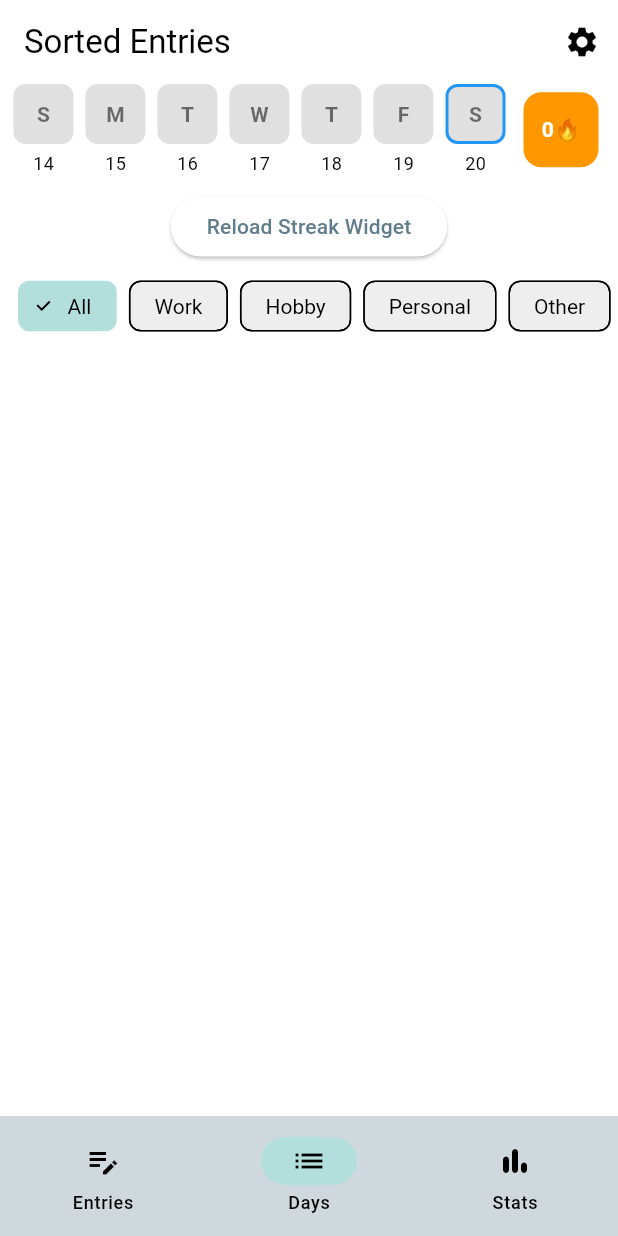
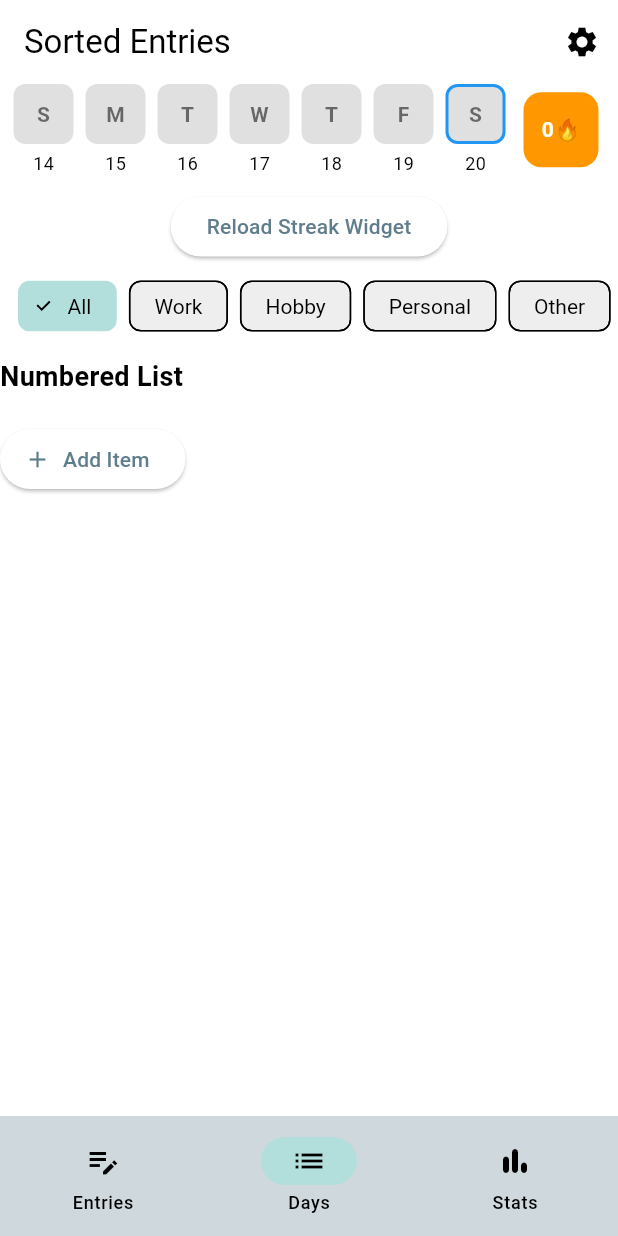
Before and after one commit to Chibinoo/ChatGPT-try, a Flutter app: the screen it shows after launch, item 2 of the bottom bar chosen, on a phone screen of 412 x 824 dp. Run offline on Flutter 3.47's test engine with Material 3 defaults, Android fonts, the phone set to English and light mode, and no system bars; our stand-ins replace cloud_firestore, firebase_core, fl_chart, flutter_slidable, hive, hive_flutter and 1 more; accounts and stored records are empty.

Commit message:
adding notfallplan as widget

```diff
--- a/lib/data/entry_provider.dart
+++ b/lib/data/entry_provider.dart
@@ -3,8 +3,9 @@ import 'entry.dart';
 import 'package:hive/hive.dart';
 import 'package:cloud_firestore/cloud_firestore.dart';
 
-class EntryProvider with ChangeNotifier {
+class EntryProvider extends ChangeNotifier {
   bool useCloud=false;//toggel betwin local and cloud save
+  bool listEnabled=true;//toggels notfallplan on and off
 
   void setUseCloud(bool value){
     useCloud=value;
@@ -282,4 +283,51 @@ bool hasEntryOn(DateTime day){
     return d==day;
   });
 }
+
+//notfallplan
+List<String>numberedItems=[];
+
+EntryProvider(){
+  _loadNumberedList();
 }
+
+Future<void> _loadNumberedList()async{
+  final settingsBox=Hive.box('settings');
+  final listBox=Hive.box('numberedList');
+
+  listEnabled=settingsBox.get('listEnabeled', defaultValue: true);
+  numberedItems=(listBox.get('items',defaultValue: <String>[])as List).cast<String>();
+  notifyListeners();
+}
+void toggleListEnabel(bool value){
+  listEnabled=value;
+  Hive.box('settings').put('listEnabled', value);
+  notifyListeners();
+}
+void updateItem(int index, String value) {
+  if (index >= 0 && index < numberedItems.length) {
+    numberedItems[index] = value;
+    Hive.box('numberedList').put('items', numberedItems); // <-- Save after every change
+    notifyListeners();
+  }
+}
+void addItem(){
+  numberedItems.add('');
+  Hive.box('numberedList').put('items', numberedItems);
+  notifyListeners();
+}
+void removeItem(int index){
+  numberedItems.removeAt(index);
+  Hive.box('numberedList').put('items', numberedItems);
+  notifyListeners();
+}
+void reorderItems(int oldIndex, int newIndex) {
+  if (oldIndex < newIndex) {
+    newIndex -= 1;
+  }
+  final item = numberedItems.removeAt(oldIndex);
+  numberedItems.insert(newIndex, item);
+  Hive.box('numberedList').put('items', numberedItems); // Persist changes
+  notifyListeners();
+}
+}
--- a/lib/main.dart
+++ b/lib/main.dart
@@ -8,6 +8,7 @@ import 'package:provider/provider.dart';
 import 'data/entry_provider.dart';
 
 void main() async{
+
   WidgetsFlutterBinding.ensureInitialized();
   //init cloud save
   await Firebase.initializeApp();
@@ -15,6 +16,9 @@ void main() async{
   await Hive.initFlutter();
   Hive.registerAdapter(EntryAdapter());
   await Hive.openBox<Entry>('entries');
+
+  await Hive.openBox('settings');
+  await Hive.openBox('numberedList');
 
   final entryProvider=EntryProvider();
   await entryProvider.init();
--- a/lib/pages/sorted_page2.dart
+++ b/lib/pages/sorted_page2.dart
@@ -3,6 +3,7 @@ import 'package:flutter_application_1/data/entry.dart';
 import 'package:flutter_application_1/pages/add_entry_page.dart';
 import 'package:flutter_application_1/pages/settings_page.dart';
 import 'package:flutter_application_1/themes/theme_provider.dart';
+import 'package:flutter_application_1/widgets/numbered_list_widget.dart';
 import 'package:flutter_application_1/widgets/streak_tiles_widget.dart';
 import 'package:flutter_slidable/flutter_slidable.dart';
 import 'package:provider/provider.dart';
@@ -25,39 +26,41 @@ class _SortedPage2State extends State<SortedPage2> {
     'Personal',
     'Other',
   ];
-  Map<DateTime, bool> entriesByDay={};
-  int streakCount=0;
+  Map<DateTime, bool> entriesByDay = {};
+  int streakCount = 0;
+
   @override
   void initState() {
     super.initState();
     _loadStreakData();
   }
-  Future<void>_loadStreakData() async{
-    final provider=Provider.of<EntryProvider>(context, listen: false);
-    final entries=await provider.getAllEntries();
-    final now=DateTime.now();
-    final today=DateTime(now.year, now.month, now.day);
+
+  Future<void> _loadStreakData() async {
+    final provider = Provider.of<EntryProvider>(context, listen: false);
+    final entries = await provider.getAllEntries();
+    final now = DateTime.now();
+    final today = DateTime(now.year, now.month, now.day);
 
     //group entries by date
-  Map<DateTime, bool>map={};
+    Map<DateTime, bool> map = {};
 
-  for (var entry in entries){
-    if(entry['date']!=null){
-      final date=DateTime.parse(entry['date']);
-      final day=DateTime(date.year, date.month, date.day);
-      map[day]=true;
+    for (var entry in entries) {
+      if (entry['date'] != null) {
+        final date = DateTime.parse(entry['date']);
+        final day = DateTime(date.year, date.month, date.day);
+        map[day] = true;
       }
     }
     //calculate current streak
-  int currentStreak=0;
-  DateTime cursor=today;
-  while(map[cursor]==true){
+    int currentStreak = 0;
+    DateTime cursor = today;
+    while (map[cursor] == true) {
       currentStreak++;
-    cursor=cursor.subtract(const Duration(days: 1));
+      cursor = cursor.subtract(const Duration(days: 1));
     }
     setState(() {
-    entriesByDay=map;
-    streakCount=currentStreak;
+      entriesByDay = map;
+      streakCount = currentStreak;
     });
   }
 
@@ -92,16 +95,17 @@ class _SortedPage2State extends State<SortedPage2> {
               ),
             ],
           ),
-          body: Column(
+          body: SingleChildScrollView(
+            child: Column(
               children: [
                 StreakTilesWidget(
                   entriesByDay: entriesByDay,
                   streakCount: streakCount,
                 ),
-                const SizedBox(height: 10,),
+                const SizedBox(height: 10),
                 ElevatedButton(
                   onPressed: _loadStreakData,
-                      child: const Text('Reload Streak Widget')
+                  child: const Text('Reload Streak Widget'),
                 ),
                 const SizedBox(height: 5),
                 SingleChildScrollView(
@@ -127,12 +131,12 @@ class _SortedPage2State extends State<SortedPage2> {
                   ),
                 ),
                 const SizedBox(height: 10),
-                Expanded(
-                  child: ListView.builder(
+                ListView.builder(
+                  shrinkWrap: true,
+                  physics: const NeverScrollableScrollPhysics(),
                   itemCount: entries.length,
                   itemBuilder: (context, index) {
                     final entry = entries[index];
-
                     return Slidable(
                       key: ValueKey(
                         '${entry.title}_${entry.date.toIso8601String()}',
@@ -198,9 +202,10 @@ class _SortedPage2State extends State<SortedPage2> {
                     );
                   },
                 ),
+                NumberedListWidget(), // <-- Now always visible under the entry list
+              ],
             ),
-            ]
-              )
+          ),
         );
       },
     );
--- /dev/null
+++ b/lib/widgets/numbered_list_widget.dart
@@ -0,0 +1,113 @@
+import 'package:flutter/material.dart';
+import 'package:provider/provider.dart';
+import 'package:flutter_application_1/data/entry_provider.dart';
+
+class NumberedListWidget extends StatefulWidget {
+  const NumberedListWidget({super.key});
+
+  @override
+  State<NumberedListWidget> createState() => _NumberedListWidgetState();
+}
+
+class _NumberedListWidgetState extends State<NumberedListWidget> {
+  final List<TextEditingController> _controllers = [];
+  final List<FocusNode> _focusNodes = [];
+
+  void _syncControllers(List<String> items) {
+    // Add controllers and focus nodes if needed
+    while (_controllers.length < items.length) {
+      _controllers.add(TextEditingController(text: items[_controllers.length]));
+      _focusNodes.add(FocusNode());
+    }
+    // Remove controllers and focus nodes if needed
+    while (_controllers.length > items.length) {
+      _controllers.removeLast().dispose();
+      _focusNodes.removeLast().dispose();
+    }
+    // Only update controller text if its own node is not focused
+    for (int i = 0; i < items.length; i++) {
+      final controller = _controllers[i];
+      final focusNode = _focusNodes[i];
+      // Only update if not focused and text is different
+      if (!focusNode.hasFocus && controller.text != items[i]) {
+        controller.text = items[i];
+      }
+    }
+  }
+
+  @override
+  void dispose() {
+    for (var c in _controllers) {
+      c.dispose();
+    }
+    for (var f in _focusNodes) {
+      f.dispose();
+    }
+    super.dispose();
+  }
+
+  @override
+  Widget build(BuildContext context) {
+    return Consumer<EntryProvider>(
+      builder: (context, provider, _) {
+        if (!provider.listEnabled) {
+          return const SizedBox.shrink();
+        }
+        _syncControllers(provider.numberedItems);
+
+        return Column(
+          crossAxisAlignment: CrossAxisAlignment.start,
+          children: [
+            const Text(
+              'Numbered List',
+              style: TextStyle(fontSize: 18, fontWeight: FontWeight.bold),
+            ),
+            const SizedBox(height: 8),
+            // ignore: sized_box_for_whitespace
+            ReorderableListView(
+                shrinkWrap: true,
+                physics: const NeverScrollableScrollPhysics(),
+                onReorder: (oldIndex, newIndex) {
+                  provider.reorderItems(oldIndex, newIndex);
+                  setState(() {});
+                },
+                children: [
+                  for (int index = 0; index < provider.numberedItems.length; index++)
+                    ListTile(
+                      key: ValueKey('item_$index'),
+                      leading: Text('${index + 1}.'),
+                      title: TextField(
+                        controller: _controllers[index],
+                        focusNode: _focusNodes[index],
+                        onChanged: (value) {
+                          provider.updateItem(index, value);
+                        },
+                        decoration: const InputDecoration(
+                          border: UnderlineInputBorder(),
+                        ),
+                      ),
+                      trailing: IconButton(
+                        icon: const Icon(Icons.delete, color: Colors.red),
+                        onPressed: () {
+                          provider.removeItem(index);
+                          setState(() {});
+                        },
+                      ),
+                    ),
+                ],
+              ),
+            const SizedBox(height: 10),
+            ElevatedButton.icon(
+              onPressed: () {
+                provider.addItem();
+                setState(() {});
+              },
+              icon: const Icon(Icons.add),
+              label: const Text('Add Item'),
+            ),
+          ],
+        );
+      },
+    );
+  }
+}
```
Also changed, not shown: lib/pages/settings_page.dart (+12 -0 lines). Lines whose indentation alone changed are shown as unchanged.
